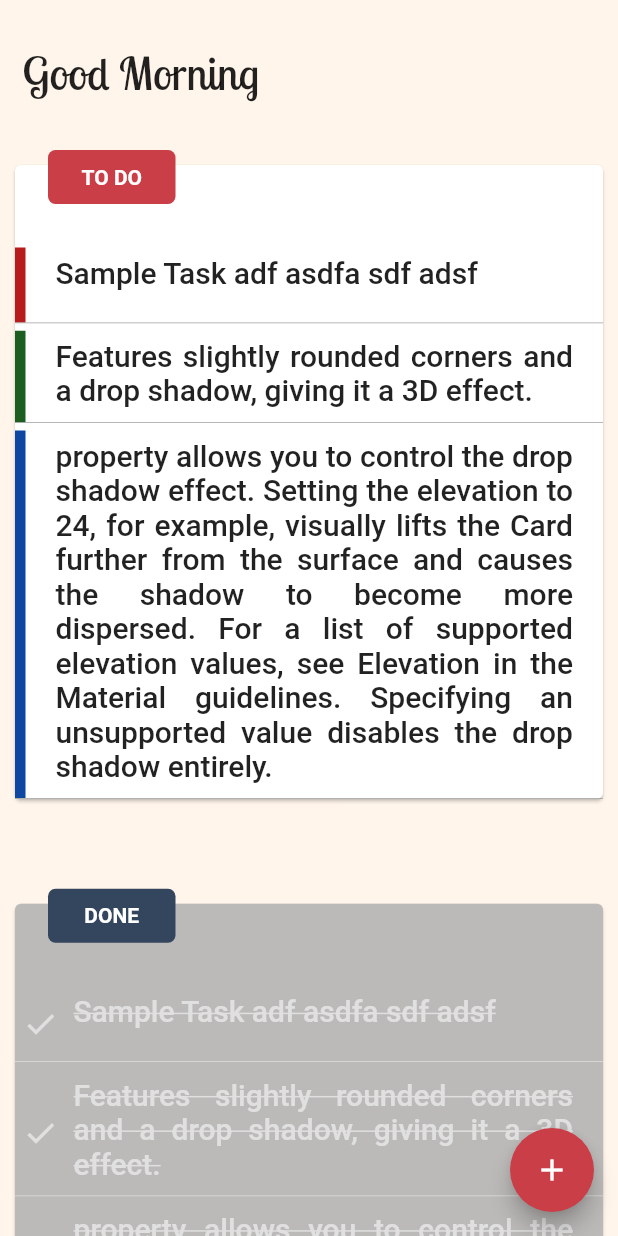
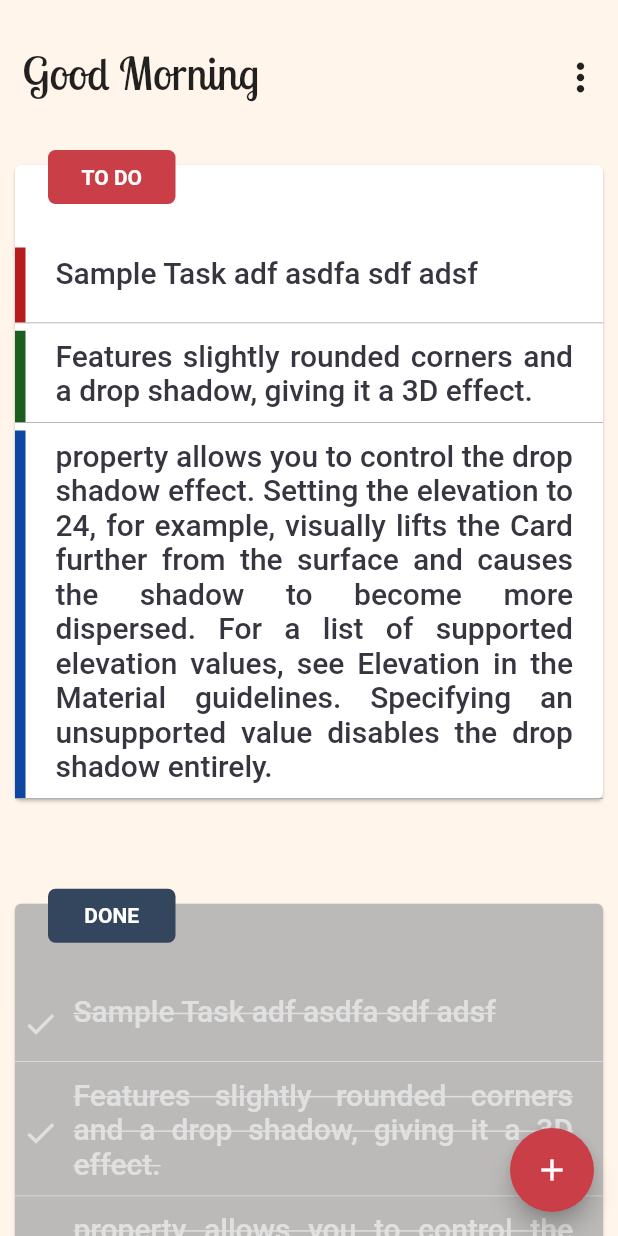
Before and after one commit to mahmudahsan/flutter_todos, a Flutter app: the screen it shows after launch, on a phone screen of 412 x 824 dp. Run offline on Flutter 3.47's test engine with Material 2 defaults, Android fonts, the phone set to English and light mode, and no system bars.

Commit message:
more settings button added at top right

```diff
--- a/lib/main.dart
+++ b/lib/main.dart
@@ -26,8 +26,25 @@ class TodosApp extends StatelessWidget {
                 backgroundColor: Color(0x00),
                 floating: true,
                 flexibleSpace: Container(
-                  child: Header(),
-                ),
+                    child: Row(
+                  mainAxisAlignment: MainAxisAlignment.spaceBetween,
+                  children: <Widget>[
+                    Header(),
+                    Container(
+                      margin: EdgeInsets.only(right: 10, top: 35),
+                      width: 30,
+                      child: GestureDetector(
+                        onTap: () {
+                          print('More Settings Clicked');
+                        },
+                        child: Icon(
+                          Icons.more_vert,
+                          size: 30,
+                        ),
+                      ),
+                    ),
+                  ],
+                )),
                 expandedHeight: 100,
               ),
               SliverList(
--- a/lib/widgets/todo.dart
+++ b/lib/widgets/todo.dart
@@ -83,7 +83,9 @@ class _TodoState extends State<Todo> {
                       text,
                       overflow: TextOverflow.clip,
                       textAlign: TextAlign.justify,
-                      style: Theme.of(context).textTheme.title.copyWith(),
+                      style: Theme.of(context).textTheme.title.copyWith(
+                            color: Color(0xff373640),
+                          ),
                     ),
                   ),
                 ),
```
